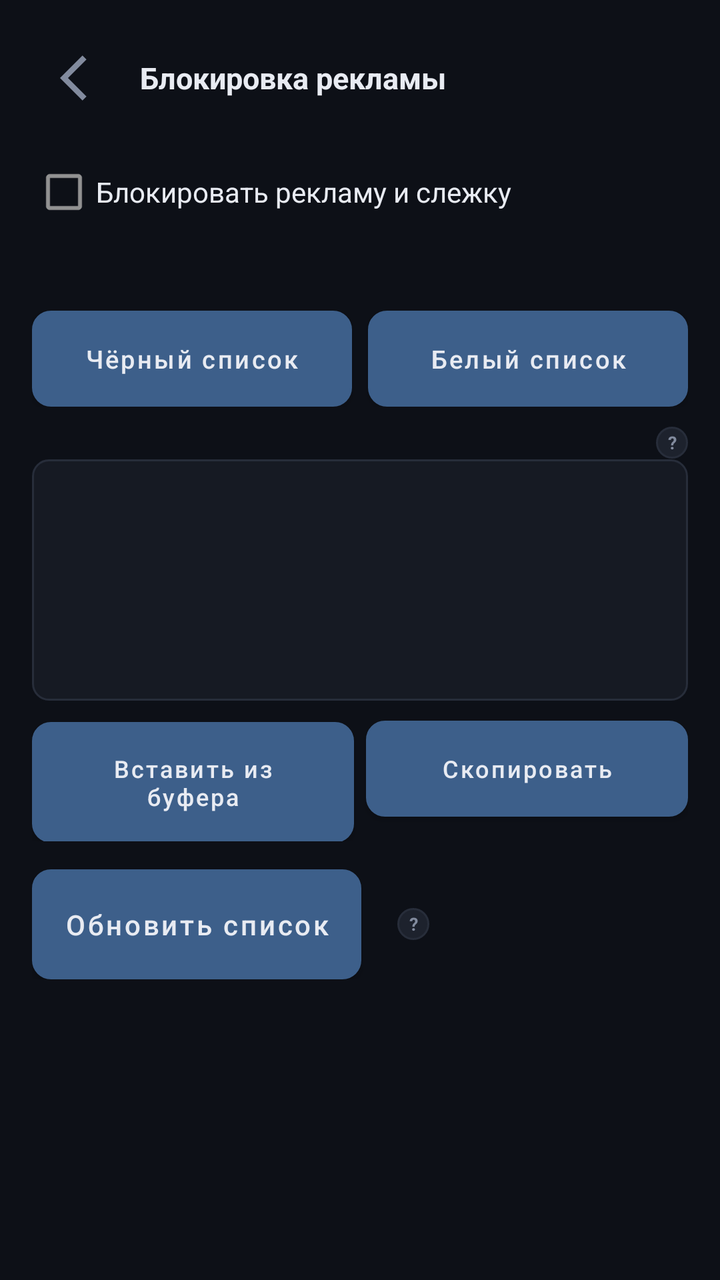
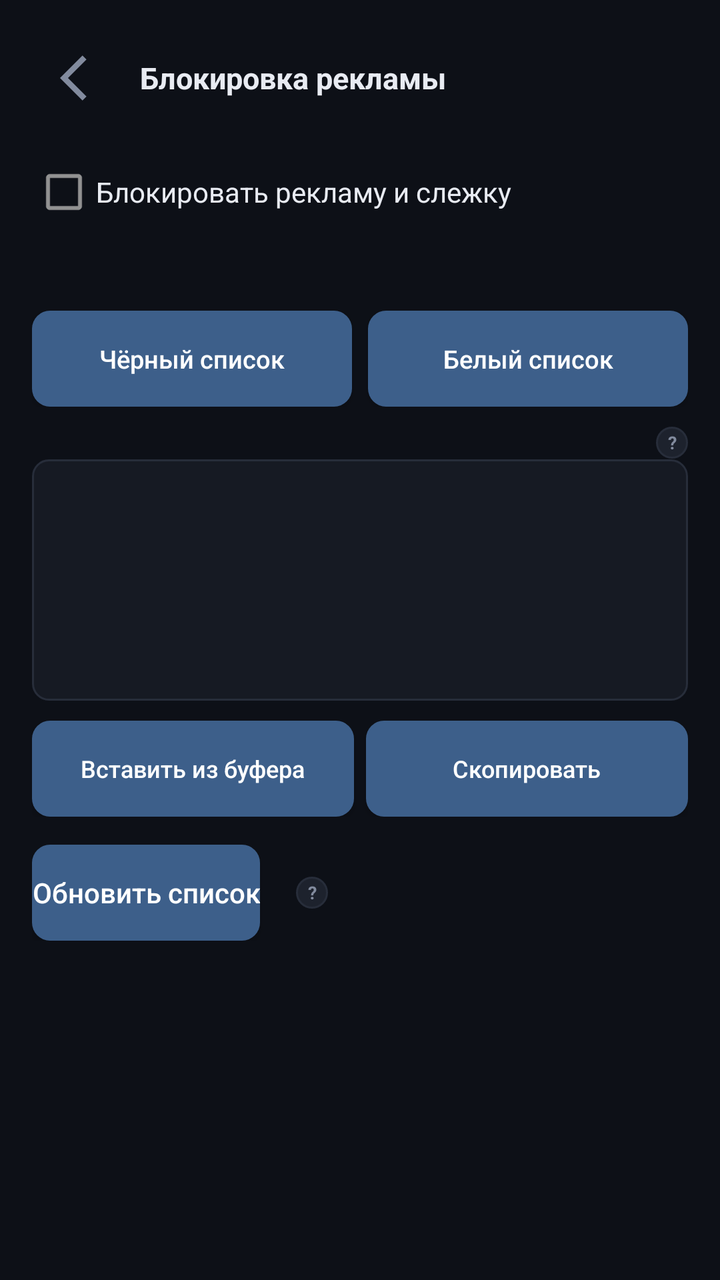

An Android layout rendered at two revisions. The XML below is the earlier revision; the diff shows what the commit changed to produce the second picture.
<!-- AndroidManifest.xml: application theme AppTheme -->
<!-- res/layout/activity_adblock.xml -->
<?xml version="1.0" encoding="utf-8"?>
<LinearLayout xmlns:android="http://schemas.android.com/apk/res/android"
    android:id="@+id/root"
    android:layout_width="match_parent"
    android:layout_height="match_parent"
    android:orientation="vertical"
    android:background="@color/bg"
    android:padding="16dp">

    <LinearLayout style="@style/HeadRow">
        <ImageView
            android:id="@+id/backFromAdBlock"
            style="@style/HeadIcon"
            android:src="@drawable/ic_back"
            android:contentDescription="@string/back" />

        <TextView style="@style/HeadTitle" android:text="@string/ad_block_title" />
    </LinearLayout>

    <ScrollView
        android:layout_width="match_parent"
        android:layout_height="0dp"
        android:layout_weight="1">
        <LinearLayout
            android:layout_width="match_parent"
            android:layout_height="wrap_content"
            android:orientation="vertical">

            <CheckBox
                android:id="@+id/adBlockEnabled"
                android:layout_width="match_parent"
                android:layout_height="wrap_content"
                android:textColor="@color/text"
                android:text="@string/ad_block_enabled" />

            <TextView
                android:id="@+id/tileBlocked"
                android:layout_width="match_parent"
                android:layout_height="wrap_content"
                android:layout_marginTop="2dp"
                android:paddingBottom="8dp"
                android:textSize="12.5sp"
                android:textColor="@color/dim" />

            
            <LinearLayout
                android:layout_width="match_parent"
                android:layout_height="wrap_content"
                android:layout_marginTop="8dp"
                android:orientation="horizontal">
                <Button
                    android:id="@+id/tabBlockBtn"
                    style="@style/SecondaryButton"
                    android:layout_width="0dp"
                    android:layout_weight="1"
                    android:layout_height="wrap_content"
                    android:textSize="12.5sp"
                    android:paddingTop="9dp"
                    android:paddingBottom="9dp"
                    android:text="@string/ad_block_tab_block" />
                <Space android:layout_width="8dp" android:layout_height="1dp" />
                <Button
                    android:id="@+id/tabAllowBtn"
                    style="@style/SecondaryButton"
                    android:layout_width="0dp"
                    android:layout_weight="1"
                    android:layout_height="wrap_content"
                    android:textSize="12.5sp"
                    android:paddingTop="9dp"
                    android:paddingBottom="9dp"
                    android:text="@string/ad_block_tab_allow" />
            </LinearLayout>

            <LinearLayout
                android:layout_width="match_parent"
                android:layout_height="wrap_content"
                android:layout_marginTop="10dp"
                android:gravity="center_vertical">
                <TextView
                    android:id="@+id/tabLabel"
                    android:layout_width="0dp"
                    android:layout_weight="1"
                    android:layout_height="wrap_content"
                    android:textSize="12sp"
                    android:textColor="@color/dim" />
                <TextView
                    android:id="@+id/tabInfo"
                    android:layout_width="16dp"
                    android:layout_height="16dp"
                    android:background="@drawable/bg_infoq"
                    android:gravity="center"
                    android:textSize="9sp"
                    android:textStyle="bold"
                    android:textColor="@color/dim"
                    android:text="?"
                    android:clickable="true"
                    android:focusable="true" />
            </LinearLayout>

            <EditText
                android:id="@+id/listEdit"
                style="@style/Field"
                android:inputType="textMultiLine"
                android:minLines="6"
                android:gravity="top"
                android:textColorHint="@color/dim"
                android:autofillHints="" />

            <LinearLayout
                android:layout_width="match_parent"
                android:layout_height="wrap_content"
                android:orientation="horizontal">
                <Button
                    android:id="@+id/pasteListBtn"
                    style="@style/SecondaryButton"
                    android:layout_width="0dp"
                    android:layout_weight="1"
                    android:layout_height="wrap_content"
                    android:textSize="12sp"
                    android:paddingTop="9dp"
                    android:paddingBottom="9dp"
                    android:text="@string/adblock_paste" />
                <Space android:layout_width="6dp" android:layout_height="1dp" />
                <Button
                    android:id="@+id/copyListBtn"
                    style="@style/SecondaryButton"
                    android:layout_width="0dp"
                    android:layout_weight="1"
                    android:layout_height="wrap_content"
                    android:textSize="12sp"
                    android:paddingTop="9dp"
                    android:paddingBottom="9dp"
                    android:text="@string/adblock_copy" />
            </LinearLayout>

            <LinearLayout
                android:layout_width="match_parent"
                android:layout_height="wrap_content"
                android:layout_marginTop="14dp"
                android:gravity="center_vertical"
                android:orientation="horizontal">
                <Button
                    android:id="@+id/adBlockUpdate"
                    style="@style/SecondaryButton"
                    android:layout_width="wrap_content"
                    android:text="@string/ad_block_update" />
                <TextView
                    android:id="@+id/adBlockStatus"
                    android:layout_width="wrap_content"
                    android:layout_height="wrap_content"
                    android:layout_marginStart="10dp"
                    android:textSize="12.5sp"
                    android:textColor="@color/dim" />
                <TextView
                    android:id="@+id/adBlockUpdateInfo"
                    android:layout_width="16dp"
                    android:layout_height="16dp"
                    android:layout_marginStart="8dp"
                    android:background="@drawable/bg_infoq"
                    android:gravity="center"
                    android:textSize="9sp"
                    android:textStyle="bold"
                    android:textColor="@color/dim"
                    android:text="?"
                    android:clickable="true"
                    android:focusable="true" />
            </LinearLayout>
        </LinearLayout>
    </ScrollView>
</LinearLayout>
<!-- resources referenced by this layout -->
<resources>
  <color name="bg">#0d1017</color>
  <color name="dim">#828b9e</color>
  <color name="text">#e8ebf2</color>
  <!-- drawable bg_infoq (drawable) -->
  <?xml version="1.0" encoding="utf-8"?>
  <shape xmlns:android="http://schemas.android.com/apk/res/android" android:shape="oval">
      <solid android:color="@color/card2" />
      <stroke android:width="1dp" android:color="@color/line" />
  </shape>
  <!-- drawable ic_back (drawable) -->
  <?xml version="1.0" encoding="utf-8"?>
  <vector xmlns:android="http://schemas.android.com/apk/res/android"
      android:width="22dp" android:height="22dp"
      android:viewportWidth="24" android:viewportHeight="24">
      <path android:fillColor="#828b9e" android:pathData="M15.4,4.6l-1.6,-1.6l-9,9l9,9l1.6,-1.6l-7.4,-7.4z" />
  </vector>
  <string name="ad_block_enabled">Блокировать рекламу и слежку</string>
  <string name="ad_block_tab_allow">Белый список</string>
  <string name="ad_block_tab_block">Чёрный список</string>
  <string name="ad_block_title">Блокировка рекламы</string>
  <string name="ad_block_update">Обновить список</string>
  <string name="adblock_copy">Скопировать</string>
  <string name="adblock_paste">Вставить из буфера</string>
  <string name="back">Назад</string>
  <style name="HeadIcon">
          <item name="android:layout_width">46dp</item>
          <item name="android:layout_height">46dp</item>
          <item name="android:padding">8dp</item>
          <item name="android:clickable">true</item>
          <item name="android:focusable">true</item>
          <item name="android:background">?android:attr/selectableItemBackgroundBorderless</item>
      </style>
  <style name="HeadRow">
          <item name="android:layout_width">match_parent</item>
          <item name="android:layout_height">wrap_content</item>
          <item name="android:orientation">horizontal</item>
          <item name="android:gravity">center_vertical</item>
          <item name="android:paddingBottom">10dp</item>
      </style>
  <style name="HeadTitle">
          <item name="android:layout_width">wrap_content</item>
          <item name="android:layout_height">wrap_content</item>
          <item name="android:layout_marginStart">8dp</item>
          <item name="android:textSize">15sp</item>
          <item name="android:textStyle">bold</item>
          <item name="android:textColor">@color/text</item>
      </style>
  <style name="SecondaryButton">
          <item name="android:layout_width">match_parent</item>
          <item name="android:layout_height">wrap_content</item>
          <item name="android:paddingTop">12dp</item>
          <item name="android:paddingBottom">12dp</item>
          <item name="android:background">@drawable/bg_button</item>
          <item name="android:textColor">@color/text</item>
          <item name="android:textAllCaps">false</item>
          <item name="android:textSize">14sp</item>
      </style>
  <color name="card2">#1d222d</color>
  <color name="line">#272d3a</color>
  <!-- drawable bg_field (drawable) -->
  <?xml version="1.0" encoding="utf-8"?>
  <shape xmlns:android="http://schemas.android.com/apk/res/android" android:shape="rectangle">
      <solid android:color="@color/card" />
      <stroke android:width="1dp" android:color="@color/line" />
      <corners android:radius="8dp" />
  </shape>
  <!-- drawable bg_button (drawable) -->
  <?xml version="1.0" encoding="utf-8"?>
  <shape xmlns:android="http://schemas.android.com/apk/res/android" android:shape="rectangle">
      <solid android:color="@color/card2" />
      <stroke android:width="1dp" android:color="@color/line" />
      <corners android:radius="9dp" />
  </shape>
  <color name="accent_muted">#3d5f8a</color>
  <color name="card">#161a23</color>
  <!-- unchanged entries left out for length: 2 -->
</resources>

<!-- the commit's change to res/layout/activity_adblock.xml (unified diff, before → after) -->
@@ -48,7 +48,7 @@
                 android:layout_height="wrap_content"
                 android:layout_marginTop="8dp"
                 android:orientation="horizontal">
-                <Button
+                <androidx.appcompat.widget.AppCompatButton
                     android:id="@+id/tabBlockBtn"
                     style="@style/SecondaryButton"
                     android:layout_width="0dp"
@@ -59,7 +59,7 @@
                     android:paddingBottom="9dp"
                     android:text="@string/ad_block_tab_block" />
                 <Space android:layout_width="8dp" android:layout_height="1dp" />
-                <Button
+                <androidx.appcompat.widget.AppCompatButton
                     android:id="@+id/tabAllowBtn"
                     style="@style/SecondaryButton"
                     android:layout_width="0dp"
@@ -110,7 +110,7 @@
                 android:layout_width="match_parent"
                 android:layout_height="wrap_content"
                 android:orientation="horizontal">
-                <Button
+                <androidx.appcompat.widget.AppCompatButton
                     android:id="@+id/pasteListBtn"
                     style="@style/SecondaryButton"
                     android:layout_width="0dp"
@@ -121,7 +121,7 @@
                     android:paddingBottom="9dp"
                     android:text="@string/adblock_paste" />
                 <Space android:layout_width="6dp" android:layout_height="1dp" />
-                <Button
+                <androidx.appcompat.widget.AppCompatButton
                     android:id="@+id/copyListBtn"
                     style="@style/SecondaryButton"
                     android:layout_width="0dp"
@@ -139,7 +139,7 @@
                 android:layout_marginTop="14dp"
                 android:gravity="center_vertical"
                 android:orientation="horizontal">
-                <Button
+                <androidx.appcompat.widget.AppCompatButton
                     android:id="@+id/adBlockUpdate"
                     style="@style/SecondaryButton"
                     android:layout_width="wrap_content"
<!-- resource entries referenced after the edit -->
@@ -52,8 +52,8 @@
           <item name="android:layout_height">wrap_content</item>
           <item name="android:paddingTop">12dp</item>
           <item name="android:paddingBottom">12dp</item>
-          <item name="android:background">@drawable/bg_button</item>
-          <item name="android:textColor">@color/text</item>
+          <item name="android:background">@drawable/bg_button_secondary</item>
+          <item name="android:textColor">#ffffff</item>
           <item name="android:textAllCaps">false</item>
           <item name="android:textSize">14sp</item>
       </style>
@@ -66,11 +66,10 @@
       <stroke android:width="1dp" android:color="@color/line" />
       <corners android:radius="8dp" />
   </shape>
-  <!-- drawable bg_button (drawable) -->
+  <!-- drawable bg_button_secondary (drawable) -->
   <?xml version="1.0" encoding="utf-8"?>
   <shape xmlns:android="http://schemas.android.com/apk/res/android" android:shape="rectangle">
-      <solid android:color="@color/card2" />
-      <stroke android:width="1dp" android:color="@color/line" />
+      <solid android:color="@color/accent_muted" />
       <corners android:radius="9dp" />
   </shape>
   <color name="accent_muted">#3d5f8a</color>
